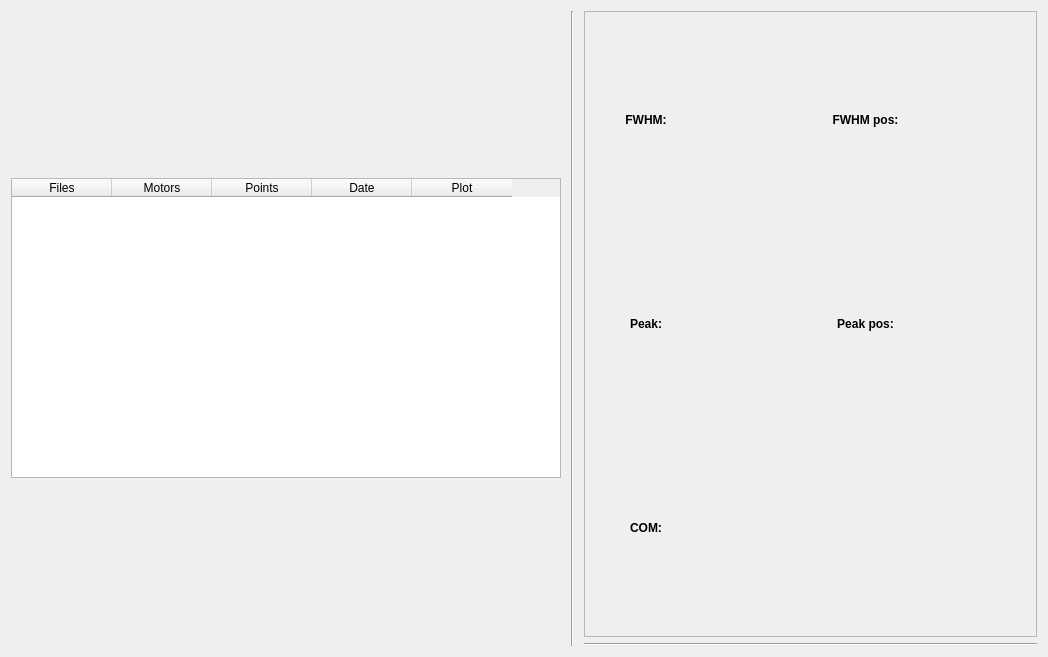
Qt form bin/plot_hdf5.ui (HugoValim/hdf5_view) before a commit.
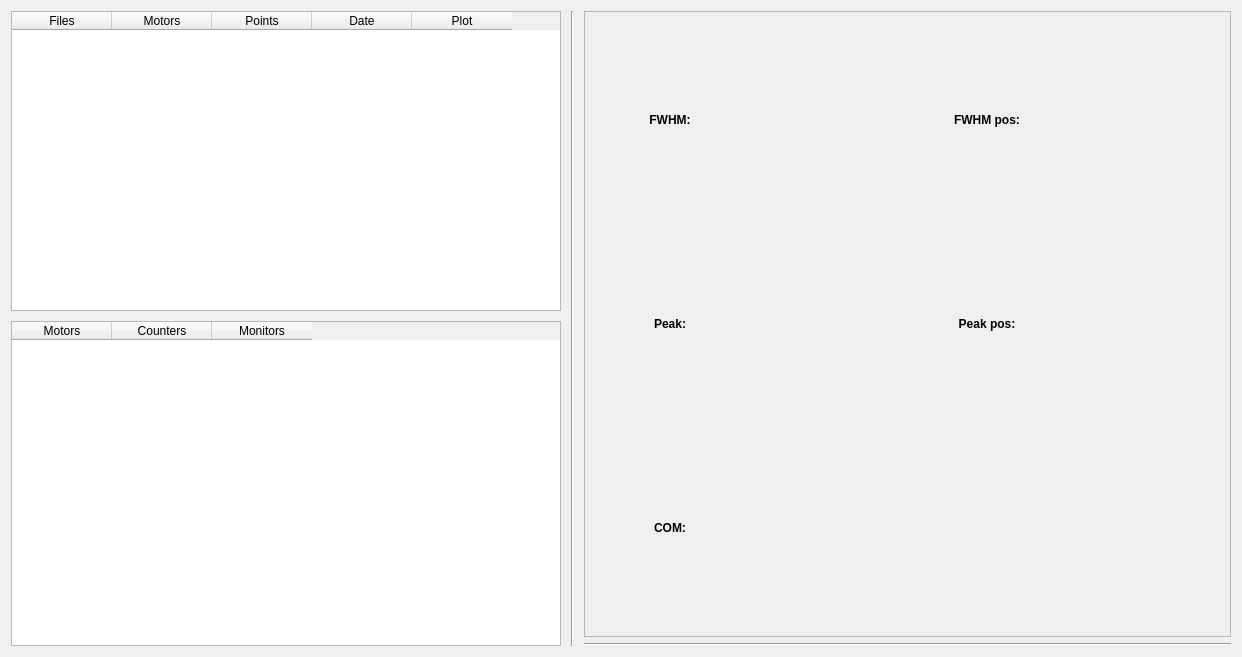
The same form after that commit. Custom widgets are drawn as their Qt base class.

Commit message: Changed the way in which motors, monitors and counters are displayed. Now a table widget is being used

```diff
--- a/bin/plot_hdf5.ui
+++ b/bin/plot_hdf5.ui
@@ -6,7 +6,7 @@
    <rect>
     <x>0</x>
     <y>0</y>
-    <width>1048</width>
+    <width>1242</width>
     <height>657</height>
    </rect>
   </property>
@@ -93,17 +93,41 @@
         </widget>
        </item>
        <item>
-        <layout class="QGridLayout" name="gridLayout">
-         <property name="leftMargin">
-          <number>0</number>
+        <widget class="QTableWidget" name="tableWidget_plot">
+         <property name="maximumSize">
+          <size>
+           <width>550</width>
+           <height>16777215</height>
+          </size>
          </property>
-         <property name="bottomMargin">
-          <number>0</number>
+         <property name="sizeAdjustPolicy">
+          <enum>QAbstractScrollArea::AdjustIgnored</enum>
          </property>
-         <property name="spacing">
-          <number>0</number>
+         <property name="alternatingRowColors">
+          <bool>true</bool>
          </property>
-        </layout>
+         <property name="showGrid">
+          <bool>false</bool>
+         </property>
+         <property name="cornerButtonEnabled">
+          <bool>true</bool>
+         </property>
+         <column>
+          <property name="text">
+           <string>Motors</string>
+          </property>
+         </column>
+         <column>
+          <property name="text">
+           <string>Counters</string>
+          </property>
+         </column>
+         <column>
+          <property name="text">
+           <string>Monitors</string>
+          </property>
+         </column>
+        </widget>
        </item>
       </layout>
      </item>
```
The commit also changes 1 other file.
